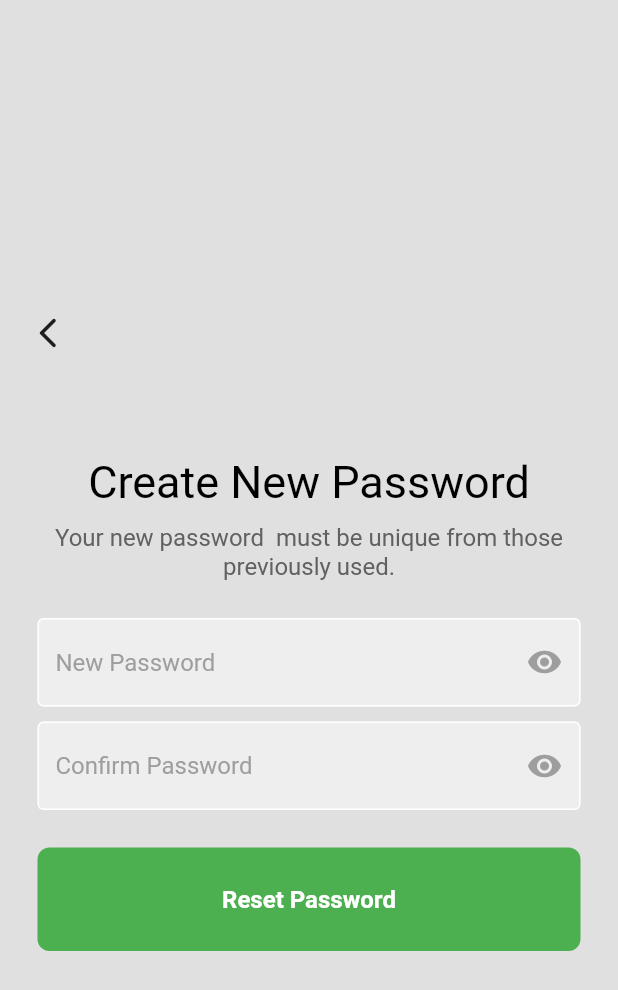
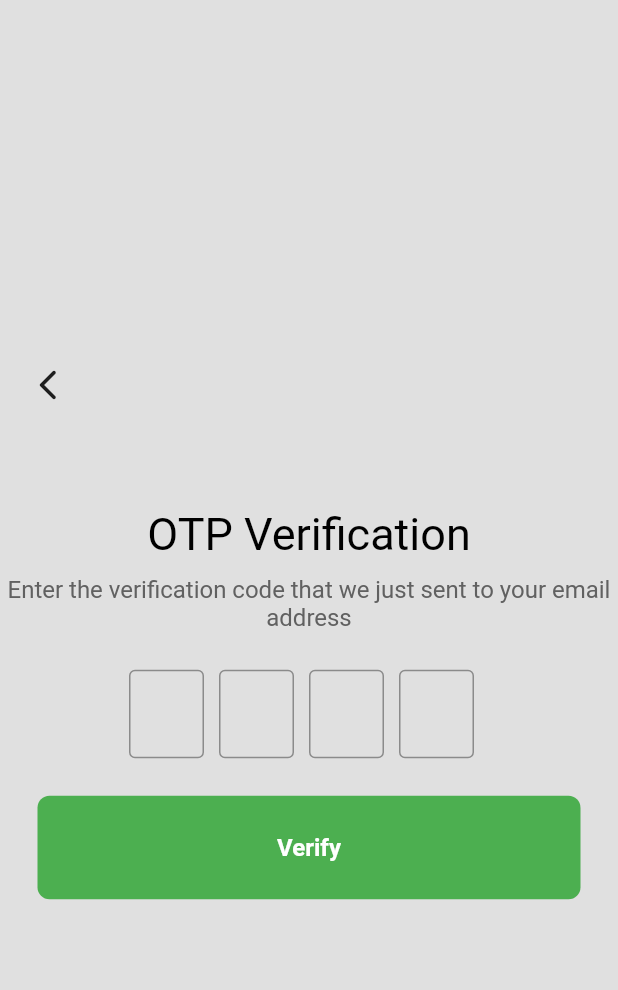
Before and after one commit to johndelphi/medfastgo, a Flutter app: the screen it shows after launch, after a tap on "Already Have an Account", on a phone screen of 412 x 824 dp. Shown: the top 990 px of the screen. Run offline on Flutter 3.47's test engine with Material 2 defaults, Android fonts, the light colour scheme and no system bars; our stand-ins replace firebase_auth, firebase_core; accounts and stored records are empty; network calls fail.

Commit message:
verification page done

```diff
--- a/lib/main.dart
+++ b/lib/main.dart
@@ -1,6 +1,7 @@
 import 'package:flutter/material.dart';
 import 'package:medfastgo/pages/Home_Page.dart';
 import 'package:medfastgo/pages/Login_page.dart';
+import 'package:medfastgo/pages/VerificationPage.dart';
 import 'package:medfastgo/pages/change_password.dart';
 import 'package:medfastgo/pages/signUp.dart';
 import 'package:medfastgo/pages/inventory_page.dart';
@@ -37,6 +38,7 @@ class MyApp extends StatelessWidget {
         '/password':(context) => forgotPassword(),
         '/change':(context) => ChangePassword(),
         '/success':(context) => SuccessfulPassword(),
+        '/verify':(context) => VerificationPage(),
       },
     );
   }
--- /dev/null
+++ b/lib/pages/VerificationPage.dart
@@ -0,0 +1,183 @@
+import 'package:flutter/material.dart';
+import 'package:medfastgo/pages/components/my_button.dart';
+
+class VerificationPage extends StatefulWidget {
+  VerificationPage({super.key});
+
+  @override
+  _VerificationPageState createState() => _VerificationPageState();
+}
+
+class _VerificationPageState extends State<VerificationPage> {
+  // Create text editing controllers for each text field
+  final TextEditingController codeController1 = TextEditingController();
+  final TextEditingController codeController2 = TextEditingController();
+  final TextEditingController codeController3 = TextEditingController();
+  final TextEditingController codeController4 = TextEditingController();
+
+  // Create focus nodes for each text field
+  final FocusNode focusNode1 = FocusNode();
+  final FocusNode focusNode2 = FocusNode();
+  final FocusNode focusNode3 = FocusNode();
+  final FocusNode focusNode4 = FocusNode();
+
+  @override
+  void initState() {
+    super.initState();
+
+    // Add listeners to detect changes in text
+    codeController1.addListener(() {
+      if (codeController1.text.isEmpty) {
+        // Move to the next text field when deleting
+        FocusScope.of(context).requestFocus(focusNode1);
+      } else if (codeController1.text.length == 1) {
+        // Move to the next text field when a character is entered
+        FocusScope.of(context).requestFocus(focusNode2);
+      }
+    });
+
+    codeController2.addListener(() {
+      if (codeController2.text.isEmpty) {
+        // Move to the previous text field when deleting
+        FocusScope.of(context).requestFocus(focusNode1);
+      } else if (codeController2.text.length == 1) {
+        // Move to the next text field when a character is entered
+        FocusScope.of(context).requestFocus(focusNode3);
+      }
+    });
+
+    codeController3.addListener(() {
+      if (codeController3.text.isEmpty) {
+        // Move to the previous text field when deleting
+        FocusScope.of(context).requestFocus(focusNode2);
+      } else if (codeController3.text.length == 1) {
+        // Move to the next text field when a character is entered
+        FocusScope.of(context).requestFocus(focusNode4);
+      }
+    });
+
+    codeController4.addListener(() {
+      if (codeController4.text.isEmpty) {
+        // Move to the previous text field when deleting
+        FocusScope.of(context).requestFocus(focusNode3);
+      }
+    });
+  }
+
+  // Verify method
+  void Verify() {
+    // Add your verification logic here
+  }
+
+  @override
+  void dispose() {
+    // Dispose the focus nodes and text controllers to prevent memory leaks
+    codeController1.dispose();
+    codeController2.dispose();
+    codeController3.dispose();
+    codeController4.dispose();
+    focusNode1.dispose();
+    focusNode2.dispose();
+    focusNode3.dispose();
+    focusNode4.dispose();
+    super.dispose();
+  }
+
+  @override
+  Widget build(BuildContext context) {
+    return Scaffold(
+      backgroundColor: Colors.grey[300],
+      body: SafeArea(
+        child: Center(
+          child: SingleChildScrollView(
+            child: Column(
+              children: [
+                // Back button
+                Padding(
+                  padding: const EdgeInsets.all(8.0),
+                  child: Align(
+                    alignment: Alignment.topLeft,
+                    child: IconButton(
+                      icon: Icon(Icons.arrow_back_ios_new_rounded),
+                      onPressed: () {
+                        // Navigate back to the previous screen
+                        Navigator.of(context).pop();
+                      },
+                    ),
+                  ),
+                ),
+
+                const SizedBox(height: 50),
+
+                // OTP Verification
+                Text(
+                  'OTP Verification',
+                  style: TextStyle(
+                    color: Colors.black,
+                    fontSize: 30,
+                  ),
+                  textAlign: TextAlign.center,
+                ),
+
+                const SizedBox(height: 10),
+
+                // Enter the verification code that we just sent to your email address
+                Text(
+                  'Enter the verification code that we just sent to your email address',
+                  style: TextStyle(
+                    color: Colors.grey[700],
+                    fontSize: 16,
+                  ),
+                  textAlign: TextAlign.center,
+                ),
+
+                const SizedBox(height: 25),
+
+                // Four text fields for entering the verification code
+                Row(
+                  mainAxisAlignment: MainAxisAlignment.center,
+                  children: [
+                    buildCodeTextField(codeController1, focusNode1),
+                    const SizedBox(width: 10),
+                    buildCodeTextField(codeController2, focusNode2),
+                    const SizedBox(width: 10),
+                    buildCodeTextField(codeController3, focusNode3),
+                    const SizedBox(width: 10),
+                    buildCodeTextField(codeController4, focusNode4),
+                    const SizedBox(width: 10),
+                  ],
+                ),
+
+                const SizedBox(height: 25),
+
+                // Verify button
+                MyButton(
+                  onTap: Verify,
+                  buttonText: 'Verify',
+                ),
+              ],
+            ),
+          ),
+        ),
+      ),
+    );
+  }
+
+  // Helper method to build a single code text field
+  Widget buildCodeTextField(TextEditingController controller, FocusNode focusNode) {
+    return Container(
+      width: 50, // Adjust the width as needed
+      child: TextField(
+        controller: controller,
+        focusNode: focusNode,
+        keyboardType: TextInputType.number,
+        textAlign: TextAlign.center,
+        maxLength: 1, // Limit the input to a single digit
+        decoration: InputDecoration(
+          border: OutlineInputBorder(),
+          counterText: '', // Remove the character counter
+        ),
+      ),
+    );
+  }
+}
--- a/lib/pages/brand_intro.dart
+++ b/lib/pages/brand_intro.dart
@@ -157,7 +157,7 @@ class _BrandIntroPageState extends State<BrandIntroPage> {
           const SizedBox(height: 10),
           ElevatedButton(
             onPressed: () {
-              Navigator.pushNamed(context, '/change');
+              Navigator.pushNamed(context, '/verify');
             },
             style: ElevatedButton.styleFrom(
               backgroundColor: Colors.green,
```
